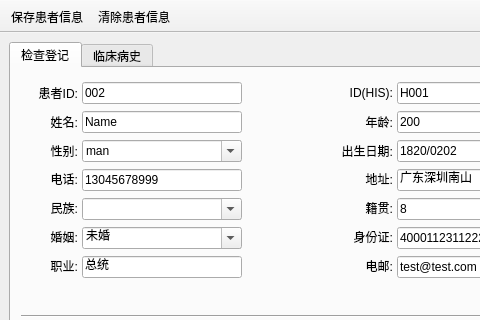
Before: the Qt Designer form Tools/MHealthReport/patientstudyregister.ui in zyq1569/HealthApp, drawn with Qt 5; both pictures show x 0 to 480 and y 0 to 320 of the 608 by 627 pixel window.
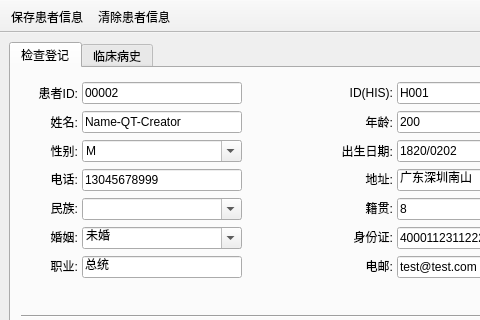
After: the same form once the commit is applied. Icons and pictures are not drawn.

```diff
--- a/Tools/MHealthReport/patientstudyregister.ui
+++ b/Tools/MHealthReport/patientstudyregister.ui
@@ -817,7 +817,7 @@
          </size>
         </property>
         <property name="text">
-         <string>002</string>
+         <string>00002</string>
         </property>
         <property name="readOnly">
          <bool>true</bool>
@@ -845,7 +845,7 @@
          </size>
         </property>
         <property name="text">
-         <string>Name</string>
+         <string>Name-QT-Creator</string>
         </property>
        </widget>
        <widget class="QComboBox" name="m_comSex">
@@ -874,7 +874,7 @@
         </property>
         <item>
          <property name="text">
-          <string>man</string>
+          <string>M</string>
          </property>
         </item>
         <item>
```
Left out of the diff: 4 changed lines with no effect on the pictures.
